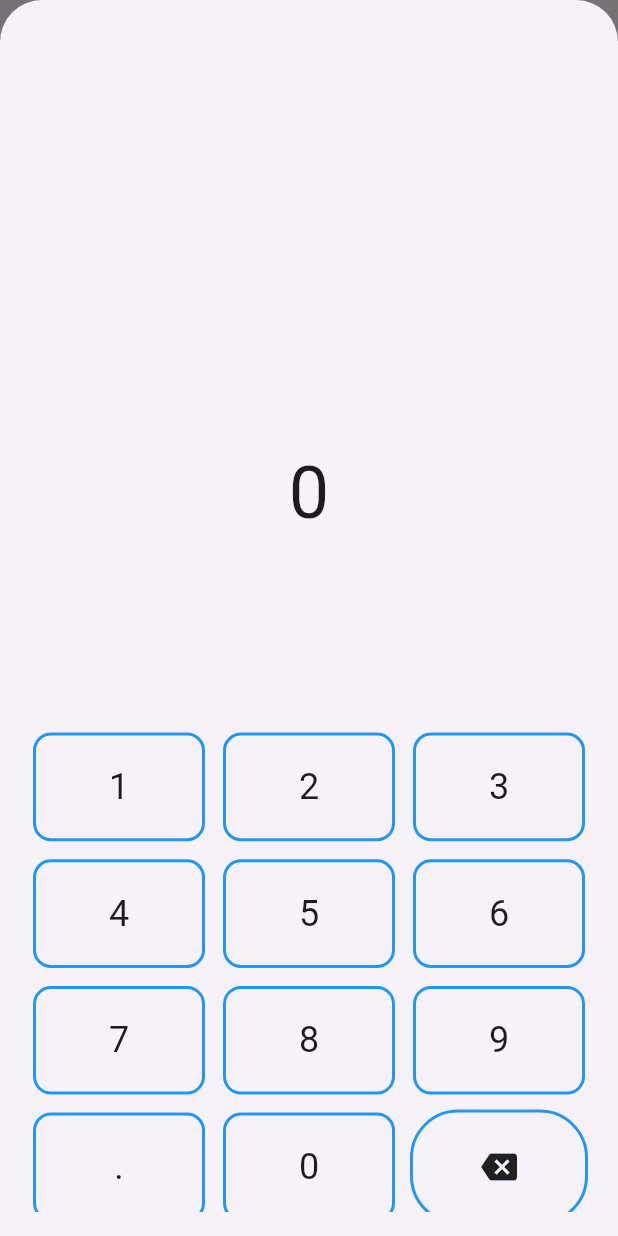
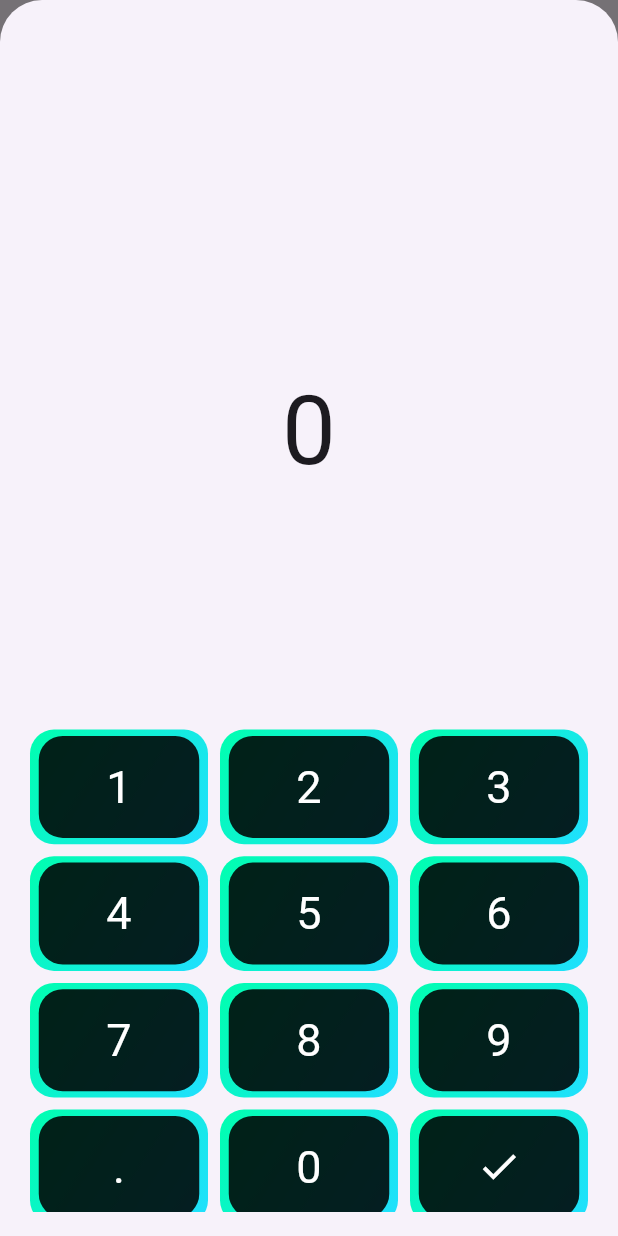
Before and after one commit to c-abbott/big_spender, a Flutter app: the screen it shows after launch, after a tap on the "add" icon, on a phone screen of 412 x 824 dp. Run offline on Flutter 3.47's test engine with Material 2 defaults, Android fonts, the phone set to English and light mode, and no system bars.

Commit message:
Gradient border radius on number pad buttons

```diff
--- a/lib/widgets/num_pad.dart
+++ b/lib/widgets/num_pad.dart
@@ -30,24 +30,41 @@ class _NumPadState extends State<NumPad> {
     });
   }
 
-  Widget _numButton(String value) {
+  Widget _numButton(String? value, {void Function()? onTap, IconData? icon}) {
     return GestureDetector(
-      onTap: () {
-        _append(value);
+      onTap: onTap ??
+          () {
+            _append(value!);
           },
       child: Container(
-        margin: const EdgeInsets.all(6.0), // Here
+        margin: const EdgeInsets.all(4.0),
         decoration: BoxDecoration(
-          border: Border.all(
-            color: Colors.blue,
-            width: 2.0,
+          gradient: const LinearGradient(
+            begin: Alignment.topLeft,
+            end: Alignment.bottomRight,
+            colors: [
+              Color.fromARGB(255, 0, 255, 175),
+              Color.fromARGB(255, 32, 223, 255)
+            ],
           ),
-          borderRadius: BorderRadius.circular(12),
+          borderRadius: BorderRadius.circular(16),
+        ),
+        child: Center(
+          child: Container(
+            height: 68, // size of the button
+            width: 107, // size of the button
+            decoration: BoxDecoration(
+              color: Colors.black87, // fill color
+              borderRadius: BorderRadius.circular(16),
             ),
             alignment: Alignment.center,
-        child: Text(
-          value,
-          style: const TextStyle(fontSize: 24),
+            child: icon == null
+                ? Text(
+                    value!,
+                    style: const TextStyle(fontSize: 30, color: Colors.white),
+                  )
+                : Icon(icon, size: 30, color: Colors.white),
+          ),
         ),
       ),
     );
@@ -58,26 +75,19 @@ class _NumPadState extends State<NumPad> {
     return Stack(
       children: <Widget>[
         Align(
-          alignment: const Alignment(
-              0, -0.7), // Adjust this value for vertical position of the output
+          alignment: const Alignment(0, -0.9),
           child: Text(
             _output,
-            style: const TextStyle(fontSize: 48),
+            style: const TextStyle(fontSize: 64),
           ),
         ),
+        if (_output != "0")
           Align(
-          alignment: Alignment.bottomCenter,
-          child: FractionallySizedBox(
-            heightFactor: 0.55, // Adjust the fraction of total height here
-            child: GridView.count(
-              crossAxisCount: 3,
-              childAspectRatio: 3 / 2,
-              children: <Widget>[
-                for (var i = 1; i < 10; i++) _numButton(i.toString()),
-                _numButton("."),
-                _numButton("0"),
-                Container(
+            alignment: const Alignment(0.95, -0.9),
+            child: Container(
               margin: const EdgeInsets.all(4.0),
+              width: 40, // change as needed
+              height: 40, // change as needed
               child: GestureDetector(
                 onTap: _delete,
                 child: DecoratedBox(
@@ -86,15 +96,29 @@ class _NumPadState extends State<NumPad> {
                       color: Colors.blue,
                       width: 2.0,
                     ),
-                        borderRadius: BorderRadius.circular(32),
+                    borderRadius: BorderRadius.circular(12),
                   ),
                   child: Container(
                     alignment: Alignment.center,
-                        child: const Icon(Icons.backspace),
+                    child: const Icon(Icons.backspace,
+                        size: 24), // adjust icon size as necessary
                   ),
                 ),
               ),
             ),
+          ),
+        Align(
+          alignment: Alignment.bottomCenter,
+          child: FractionallySizedBox(
+            heightFactor: 0.55,
+            child: GridView.count(
+              crossAxisCount: 3,
+              childAspectRatio: 3 / 2,
+              children: <Widget>[
+                for (var i = 1; i < 10; i++) _numButton(i.toString()),
+                _numButton("."),
+                _numButton("0"),
+                _numButton(null, onTap: () {}, icon: Icons.check),
               ],
             ),
           ),
```
Lines whose indentation alone changed are shown as unchanged.
